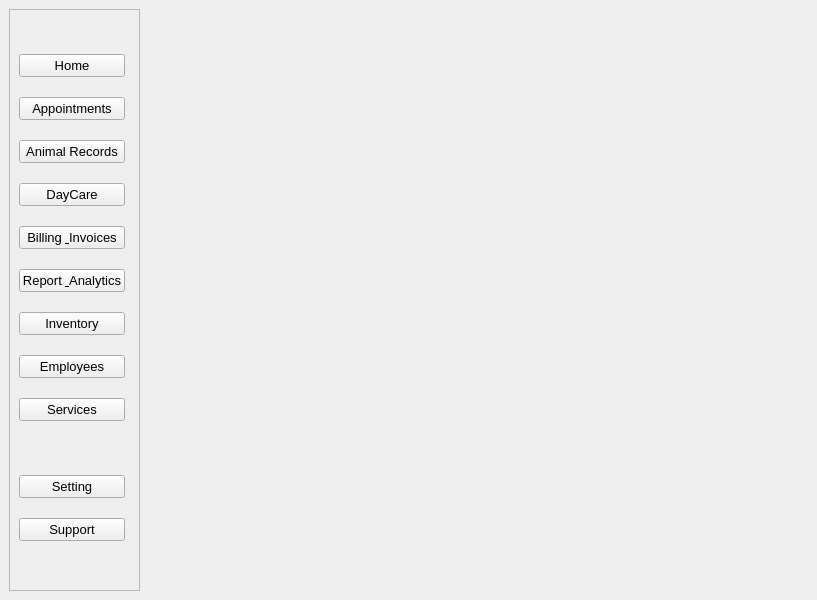
First picture: the form in MainUI.ui, repository ASNaeem/Simple-VCMS, before the edit.
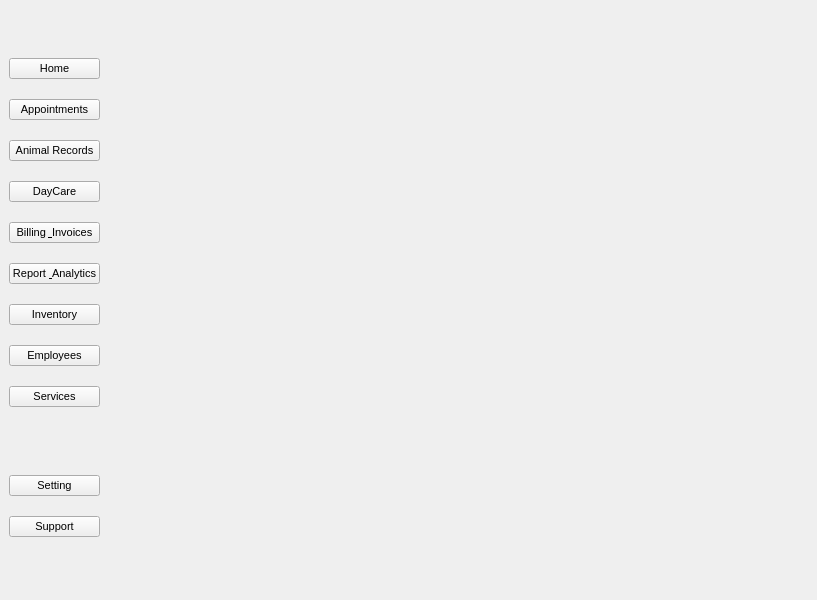
Second picture: the form after the edit. Icons and pictures are not drawn.

The edit to the form file:
```diff
--- a/MainUI.ui
+++ b/MainUI.ui
@@ -14,22 +14,7 @@
    <string>VCMS || Dashboard</string>
   </property>
   <widget class="QWidget" name="centralwidget">
-   <layout class="QHBoxLayout" name="horizontalLayout" stretch="0,1">
-    <item>
-     <widget class="QScrollArea" name="scrollArea">
-      <property name="widgetResizable">
-       <bool>true</bool>
-      </property>
-      <widget class="QWidget" name="scrollAreaWidgetContents">
-       <property name="geometry">
-        <rect>
-         <x>0</x>
-         <y>0</y>
-         <width>130</width>
-         <height>580</height>
-        </rect>
-       </property>
-       <layout class="QVBoxLayout" name="verticalLayout">
+   <layout class="QHBoxLayout" name="horizontalLayout" stretch="10,90">
         <item>
          <layout class="QGridLayout" name="gridLayout" rowstretch="0,0,0,0,0,0,0,0,0,0,0,0,0,0,0">
           <property name="leftMargin">
@@ -51,8 +36,8 @@
            <widget class="QPushButton" name="button_support">
             <property name="font">
              <font>
-              <family>Yu Gothic UI</family>
-              <pointsize>10</pointsize>
+          <family>Tahoma</family>
+          <pointsize>8</pointsize>
               <weight>50</weight>
               <bold>false</bold>
              </font>
@@ -66,8 +51,8 @@
            <widget class="QPushButton" name="button_services">
             <property name="font">
              <font>
-              <family>Yu Gothic UI</family>
-              <pointsize>10</pointsize>
+          <family>Tahoma</family>
+          <pointsize>8</pointsize>
               <weight>50</weight>
               <bold>false</bold>
              </font>
@@ -81,8 +66,8 @@
            <widget class="QPushButton" name="button_animal">
             <property name="font">
              <font>
-              <family>Yu Gothic UI</family>
-              <pointsize>10</pointsize>
+          <family>Tahoma</family>
+          <pointsize>8</pointsize>
               <weight>50</weight>
               <bold>false</bold>
              </font>
@@ -96,8 +81,8 @@
            <widget class="QPushButton" name="button_employees">
             <property name="font">
              <font>
-              <family>Yu Gothic UI</family>
-              <pointsize>10</pointsize>
+          <family>Tahoma</family>
+          <pointsize>8</pointsize>
               <weight>50</weight>
               <bold>false</bold>
              </font>
@@ -137,8 +122,8 @@
            <widget class="QPushButton" name="button_appointments">
             <property name="font">
              <font>
-              <family>Yu Gothic UI</family>
-              <pointsize>10</pointsize>
+          <family>Tahoma</family>
+          <pointsize>8</pointsize>
               <weight>50</weight>
               <bold>false</bold>
              </font>
@@ -152,8 +137,8 @@
            <widget class="QPushButton" name="button_setting">
             <property name="font">
              <font>
-              <family>Yu Gothic UI</family>
-              <pointsize>10</pointsize>
+          <family>Tahoma</family>
+          <pointsize>8</pointsize>
               <weight>50</weight>
               <bold>false</bold>
              </font>
@@ -167,8 +152,8 @@
            <widget class="QPushButton" name="button_home">
             <property name="font">
              <font>
-              <family>Yu Gothic UI</family>
-              <pointsize>10</pointsize>
+          <family>Tahoma</family>
+          <pointsize>8</pointsize>
               <weight>50</weight>
               <bold>false</bold>
              </font>
@@ -182,8 +167,8 @@
            <widget class="QPushButton" name="button_inventory">
             <property name="font">
              <font>
-              <family>Yu Gothic UI</family>
-              <pointsize>10</pointsize>
+          <family>Tahoma</family>
+          <pointsize>8</pointsize>
               <weight>50</weight>
               <bold>false</bold>
              </font>
@@ -197,8 +182,8 @@
            <widget class="QPushButton" name="button_billing">
             <property name="font">
              <font>
-              <family>Yu Gothic UI</family>
-              <pointsize>10</pointsize>
+          <family>Tahoma</family>
+          <pointsize>8</pointsize>
               <weight>50</weight>
               <bold>false</bold>
              </font>
@@ -212,8 +197,8 @@
            <widget class="QPushButton" name="button_analytics">
             <property name="font">
              <font>
-              <family>Yu Gothic UI</family>
-              <pointsize>10</pointsize>
+          <family>Tahoma</family>
+          <pointsize>8</pointsize>
               <weight>50</weight>
               <bold>false</bold>
              </font>
@@ -227,8 +212,8 @@
            <widget class="QPushButton" name="pushButton">
             <property name="font">
              <font>
-              <family>Yu Gothic UI</family>
-              <pointsize>10</pointsize>
+          <family>Tahoma</family>
+          <pointsize>8</pointsize>
               <weight>50</weight>
               <bold>false</bold>
              </font>
@@ -252,10 +237,6 @@
            </spacer>
           </item>
          </layout>
-        </item>
-       </layout>
-      </widget>
-     </widget>
     </item>
     <item>
      <widget class="QStackedWidget" name="stackedWidget">
```
Left out of the diff: 3 changed lines with no effect on the pictures. Lines whose indentation alone changed are shown as unchanged.
